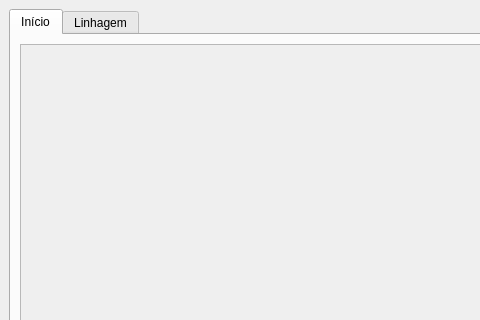
The window that uis/productionToolsDock.ui (dsgoficial/SAP_Operador) describes before a commit, drawn with Qt 5; both pictures show x 0 to 480 and y 0 to 320 of the 591 by 702 pixel window.
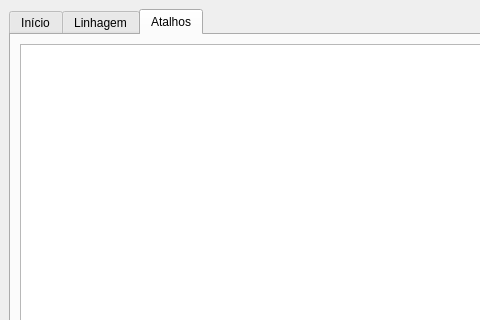
The same window after the commit. The open tabs and pages were chosen to show the change.

```diff
--- a/uis/productionToolsDock.ui
+++ b/uis/productionToolsDock.ui
@@ -85,6 +85,16 @@
         </item>
        </layout>
       </widget>
+      <widget class="QWidget" name="tab">
+       <attribute name="title">
+        <string>Atalhos</string>
+       </attribute>
+       <layout class="QGridLayout" name="gridLayout_3">
+        <item row="0" column="0">
+         <widget class="QTextEdit" name="shortcutTE"/>
+        </item>
+       </layout>
+      </widget>
      </widget>
     </item>
    </layout>
```
